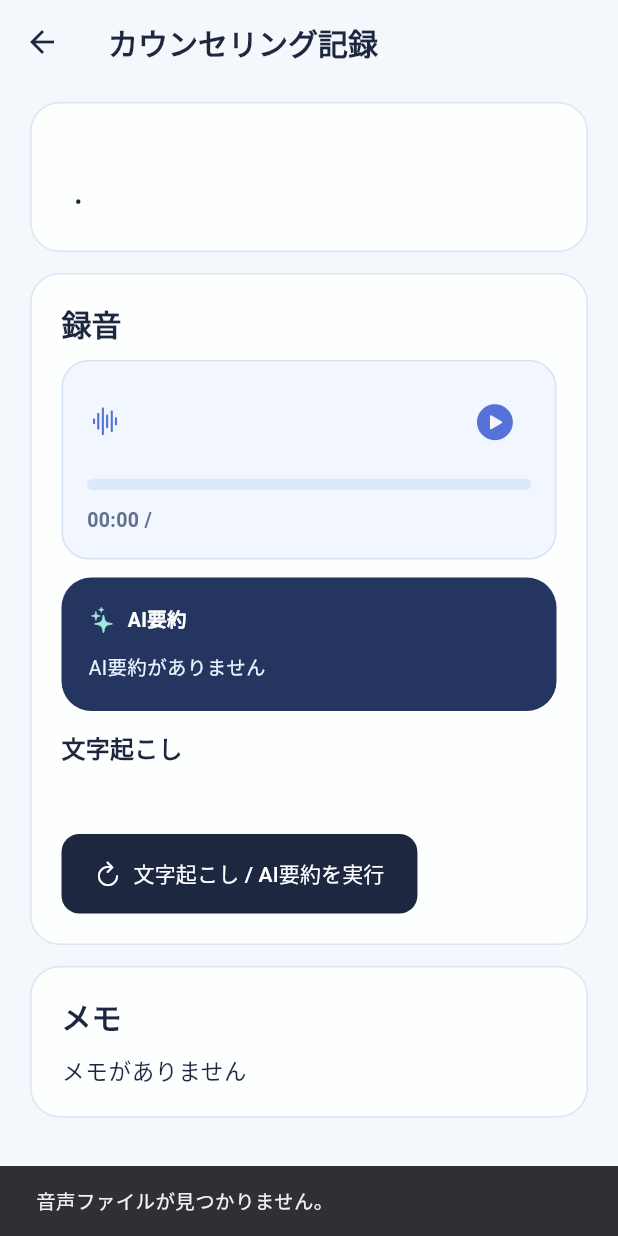
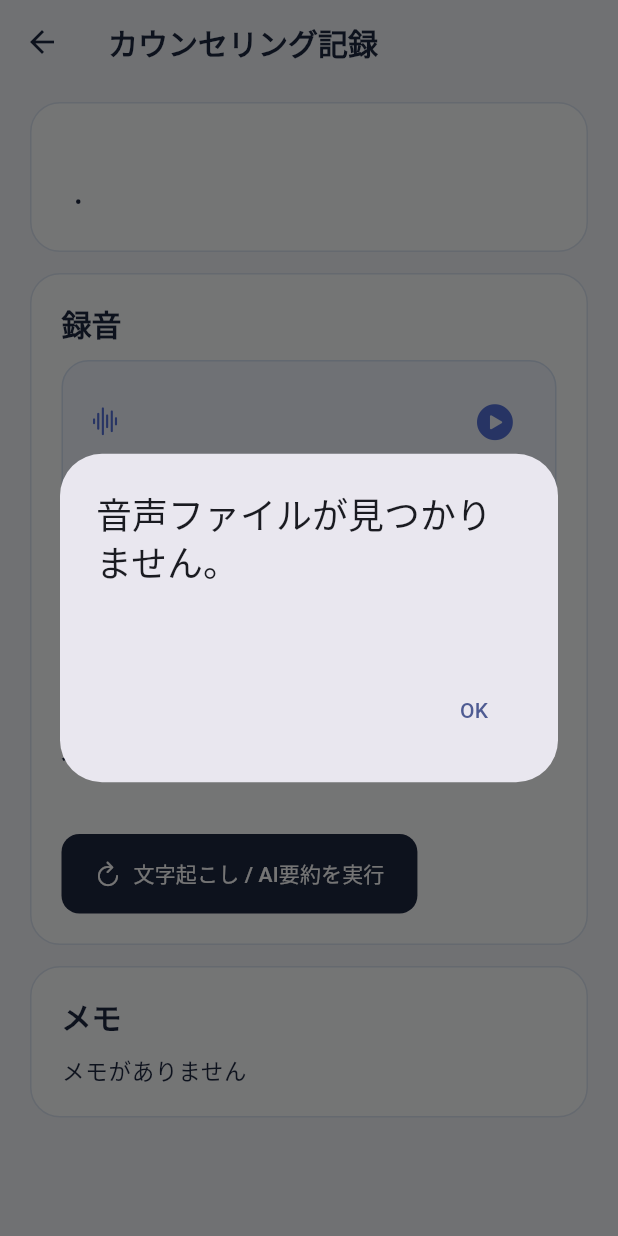
Before and after one commit to eminanoda/-, a Flutter app: the CounselingRecordDetailScreen screen opened directly with empty values, after a tap on an icon or button, on a phone screen of 412 x 824 dp. Run offline on Flutter 3.47's test engine with Material 3 defaults, Android fonts, the phone set to English and light mode, and no system bars; our stand-ins replace audioplayers, file_picker, firebase_core, speech_to_text; missing offline and left inert: record; accounts and stored records are empty.

Commit message:
モデル変更

```diff
--- a/lib/counseling_record_detail.dart
+++ b/lib/counseling_record_detail.dart
@@ -51,18 +51,14 @@ class _CounselingRecordDetailScreenState
       await updateCounselingRecordAt(widget.recordIndex!, updated);
     } catch (error) {
       if (!mounted) return;
-      ScaffoldMessenger.of(
-        context,
-      ).showSnackBar(SnackBar(content: Text('保存に失敗しました: $error')));
+      _alert('保存に失敗しました', '$error');
     }
   }
 
   Future<void> _retranscribe() async {
-    final path =await _record.audioFilePath();
+    final path = await _record.audioFilePath();
     if (path == null || !File(path).existsSync()) {
-      ScaffoldMessenger.of(
-        context,
-      ).showSnackBar(const SnackBar(content: Text('音声ファイルが見つかりません。')));
+      _alert('音声ファイルが見つかりません。', '');
       return;
     }
 
@@ -73,9 +69,7 @@ class _CounselingRecordDetailScreenState
       final transcript = await transcribeAudioFile(path, _record.language);
       if (!mounted) return;
       if (transcript == null || transcript.trim().isEmpty) {
-        ScaffoldMessenger.of(
-          context,
-        ).showSnackBar(const SnackBar(content: Text('文字起こし結果が空でした。')));
+        _alert('文字起こしエラー', '文字起こし結果が空です。');
         return;
       }
       await _persist(_record.copyWith(transcript: transcript));
@@ -87,9 +81,7 @@ class _CounselingRecordDetailScreenState
       _regenerateSummary();
     } catch (error) {
       if (!mounted) return;
-      ScaffoldMessenger.of(
-        context,
-      ).showSnackBar(SnackBar(content: Text('文字起こしに失敗しました: $error')));
+      _alert('文字起こしに失敗しました', '$error');
     } finally {
       if (mounted) {
         setState(() {
@@ -102,9 +94,7 @@ class _CounselingRecordDetailScreenState
   Future<void> _regenerateSummary() async {
     final transcript = _record.transcript;
     if (transcript == null || transcript.trim().isEmpty) {
-      ScaffoldMessenger.of(
-        context,
-      ).showSnackBar(const SnackBar(content: Text('先に文字起こしを作成してください。')));
+      _alert('先に文字起こしを作成してください。', '');
       return;
     }
 
@@ -115,21 +105,15 @@ class _CounselingRecordDetailScreenState
       final summary = await fetchAiSummary(transcript, _record.language);
       if (!mounted) return;
       if (summary == null || summary.trim().isEmpty) {
-        ScaffoldMessenger.of(
-          context,
-        ).showSnackBar(const SnackBar(content: Text('要約結果が空でした。')));
+        _alert('要約エラー', '要約結果が空です。');
         return;
       }
       await _persist(_record.copyWith(aiSummary: summary));
       if (!mounted) return;
-      ScaffoldMessenger.of(
-        context,
-      ).showSnackBar(const SnackBar(content: Text('AI要約を更新しました')));
+      _alert('AI要約を更新しました', '');
     } catch (error) {
       if (!mounted) return;
-      ScaffoldMessenger.of(
-        context,
-      ).showSnackBar(SnackBar(content: Text('AI要約に失敗しました: $error')));
+      _alert('AI要約に失敗しました', '$error');
     } finally {
       if (mounted) {
         setState(() {
@@ -137,6 +121,24 @@ class _CounselingRecordDetailScreenState
         });
       }
     }
+  }
+
+  void _alert(String title, String descrption) {
+    showDialog(
+      context: context,
+      builder: (BuildContext context) {
+        return AlertDialog(
+          title: Text(title),
+          content: Text(descrption),
+          actions: [
+            TextButton(
+              onPressed: () => Navigator.of(context).pop(),
+              child: const Text('OK'),
+            ),
+          ],
+        );
+      },
+    );
   }
 
   @override
@@ -181,7 +183,10 @@ class _CounselingRecordDetailScreenState
                       crossAxisAlignment: CrossAxisAlignment.start,
                       children: [
                         _AudioPlaybackCard(record: record),
-                        PremiumAiSummaryCard(summary: record.aiSummary),
+                        if (_isSummarizing)
+                          const _ProgressRow(label: 'AI要約を作成中です')
+                        else
+                          PremiumAiSummaryCard(summary: record.aiSummary),
                         Text('文字起こし', style: theme.textTheme.titleMedium),
                         record.transcript == null
                             ? const _UnavailableBlock(
@@ -192,9 +197,7 @@ class _CounselingRecordDetailScreenState
                                 record.transcript!,
                                 style: theme.textTheme.bodyLarge,
                               ),
-                        if (_isSummarizing)
-                          const _ProgressRow(label: 'AI要約を作成中です')
-                        else if (_isTranscribing)
+                        if (_isTranscribing)
                           const _ProgressRow(
                             label: '文字起こしを作成中です\n（数分かかる場合があります）',
                           )
@@ -361,7 +364,7 @@ class _AudioPlaybackCardState extends State<_AudioPlaybackCard> {
   }
 
   Future<void> _togglePlayback() async {
-    final path =await widget.record.audioFilePath();
+    final path = await widget.record.audioFilePath();
     if (path == null || !File(path).existsSync()) {
       return;
     }
```
Also changed, not shown: 1 other file.
